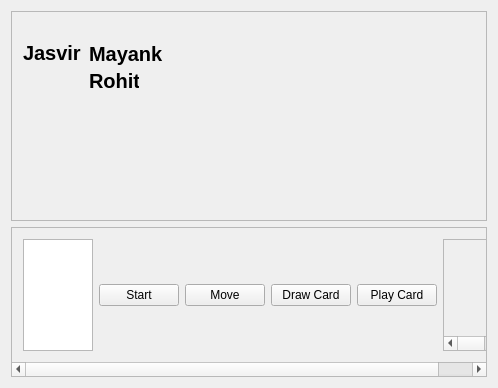
This is mainwindow.ui in jasvir99/Journey_CSULB as Qt 5 draws it before an edit. The edited form follows.
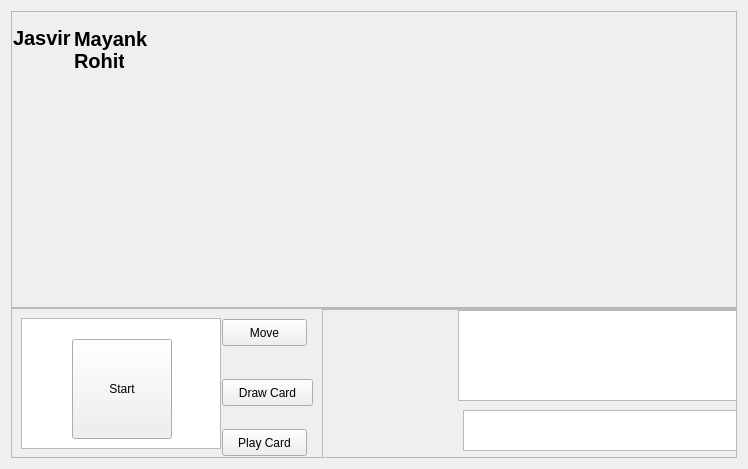
This is the edited form.

Commit message: adds information panel implements list instead of array

What changed in the file:
```diff
--- a/mainwindow.ui
+++ b/mainwindow.ui
@@ -6,8 +6,8 @@
    <rect>
     <x>0</x>
     <y>0</y>
-    <width>498</width>
-    <height>388</height>
+    <width>748</width>
+    <height>469</height>
    </rect>
   </property>
   <property name="maximumSize">
@@ -21,6 +21,9 @@
   </property>
   <widget class="QWidget" name="centralWidget">
    <layout class="QVBoxLayout" name="verticalLayout_3">
+    <property name="spacing">
+     <number>0</number>
+    </property>
     <item>
      <widget class="QScrollArea" name="scrollArea">
       <property name="minimumSize">
@@ -37,14 +40,32 @@
         <rect>
          <x>0</x>
          <y>0</y>
-         <width>478</width>
-         <height>212</height>
+         <width>728</width>
+         <height>299</height>
         </rect>
        </property>
        <layout class="QFormLayout" name="formLayout">
         <property name="fieldGrowthPolicy">
          <enum>QFormLayout::AllNonFixedFieldsGrow</enum>
         </property>
+        <property name="horizontalSpacing">
+         <number>1</number>
+        </property>
+        <property name="verticalSpacing">
+         <number>1</number>
+        </property>
+        <property name="leftMargin">
+         <number>1</number>
+        </property>
+        <property name="topMargin">
+         <number>1</number>
+        </property>
+        <property name="rightMargin">
+         <number>1</number>
+        </property>
+        <property name="bottomMargin">
+         <number>1</number>
+        </property>
         <item row="0" column="0">
          <widget class="QLabel" name="mainImage">
           <property name="text">
@@ -155,15 +176,27 @@
       <widget class="QWidget" name="scrollAreaWidgetContents_2">
        <property name="geometry">
         <rect>
-         <x>-66</x>
+         <x>0</x>
          <y>0</y>
-         <width>544</width>
-         <height>135</height>
+         <width>728</width>
+         <height>148</height>
         </rect>
        </property>
-       <layout class="QHBoxLayout" name="horizontalLayout">
-        <item>
          <widget class="QListWidget" name="room_list">
+        <property name="geometry">
+         <rect>
+          <x>9</x>
+          <y>9</y>
+          <width>200</width>
+          <height>131</height>
+         </rect>
+        </property>
+        <property name="minimumSize">
+         <size>
+          <width>200</width>
+          <height>0</height>
+         </size>
+        </property>
           <property name="maximumSize">
            <size>
             <width>200</width>
@@ -171,46 +204,82 @@
            </size>
           </property>
          </widget>
-        </item>
-        <item>
          <widget class="QPushButton" name="start">
+        <property name="geometry">
+         <rect>
+          <x>60</x>
+          <y>30</y>
+          <width>100</width>
+          <height>100</height>
+         </rect>
+        </property>
           <property name="maximumSize">
            <size>
             <width>100</width>
-            <height>16777215</height>
+          <height>100</height>
            </size>
           </property>
           <property name="text">
            <string>Start</string>
           </property>
          </widget>
-        </item>
-        <item>
          <widget class="QPushButton" name="move">
           <property name="enabled">
            <bool>true</bool>
           </property>
+        <property name="geometry">
+         <rect>
+          <x>210</x>
+          <y>10</y>
+          <width>85</width>
+          <height>27</height>
+         </rect>
+        </property>
           <property name="text">
            <string>Move</string>
           </property>
          </widget>
-        </item>
-        <item>
          <widget class="QPushButton" name="draw_card">
+        <property name="geometry">
+         <rect>
+          <x>210</x>
+          <y>70</y>
+          <width>91</width>
+          <height>27</height>
+         </rect>
+        </property>
           <property name="text">
            <string>Draw Card</string>
           </property>
          </widget>
-        </item>
-        <item>
          <widget class="QPushButton" name="play_card">
+        <property name="geometry">
+         <rect>
+          <x>210</x>
+          <y>120</y>
+          <width>85</width>
+          <height>27</height>
+         </rect>
+        </property>
           <property name="text">
            <string>Play Card</string>
           </property>
          </widget>
-        </item>
-        <item>
          <widget class="QScrollArea" name="scrollArea_3">
+        <property name="geometry">
+         <rect>
+          <x>310</x>
+          <y>0</y>
+          <width>1000</width>
+          <height>408</height>
+         </rect>
+        </property>
+        <property name="minimumSize">
+         <size>
+          <width>1000</width>
+          <height>0</height>
+         </size>
+        </property>
           <property name="widgetResizable">
            <bool>true</bool>
           </property>
@@ -219,13 +288,47 @@
             <rect>
              <x>0</x>
              <y>0</y>
-             <width>165</width>
-             <height>102</height>
-            </rect>
-           </property>
-           <layout class="QHBoxLayout" name="horizontalLayout_2">
-            <item>
+           <width>998</width>
+           <height>406</height>
+          </rect>
+         </property>
+         <property name="maximumSize">
+          <size>
+           <width>16777215</width>
+           <height>16777215</height>
+          </size>
+         </property>
+         <widget class="QTableWidget" name="add_info">
+          <property name="geometry">
+           <rect>
+            <x>777</x>
+            <y>0</y>
+            <width>220</width>
+            <height>139</height>
+           </rect>
+          </property>
+          <property name="maximumSize">
+           <size>
+            <width>220</width>
+            <height>16777215</height>
+           </size>
+          </property>
+         </widget>
              <widget class="QPushButton" name="card_holder">
+          <property name="geometry">
+           <rect>
+            <x>0</x>
+            <y>-10</y>
+            <width>141</width>
+            <height>171</height>
+           </rect>
+          </property>
+          <property name="maximumSize">
+           <size>
+            <width>16777215</width>
+            <height>16777215</height>
+           </size>
+          </property>
               <property name="text">
                <string/>
               </property>
@@ -233,22 +336,28 @@
                <bool>true</bool>
               </property>
              </widget>
-            </item>
-            <item>
-             <widget class="QLabel" name="cards">
-              <property name="text">
-               <string/>
-              </property>
-             </widget>
-            </item>
-            <item>
-             <widget class="QListWidget" name="listWidget_2"/>
-            </item>
-           </layout>
-          </widget>
-         </widget>
-        </item>
-       </layout>
+         <widget class="QTableWidget" name="ip">
+          <property name="geometry">
+           <rect>
+            <x>135</x>
+            <y>0</y>
+            <width>641</width>
+            <height>91</height>
+           </rect>
+          </property>
+         </widget>
+         <widget class="QListWidget" name="moves">
+          <property name="geometry">
+           <rect>
+            <x>140</x>
+            <y>100</y>
+            <width>631</width>
+            <height>41</height>
+           </rect>
+          </property>
+         </widget>
+        </widget>
+       </widget>
       </widget>
      </widget>
     </item>
```
Lines whose indentation alone changed are shown as unchanged. The commit also changes 4 other files.
